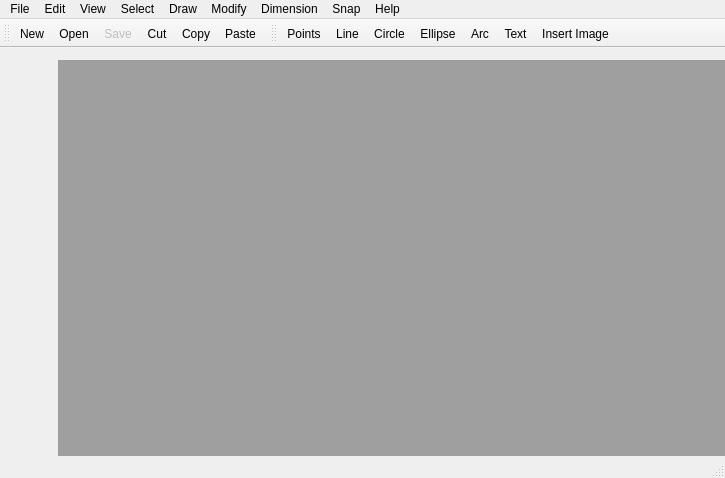
Old version of the form resources/ui/mainwindow.ui in the repository GreatDevelopers/eCAD.
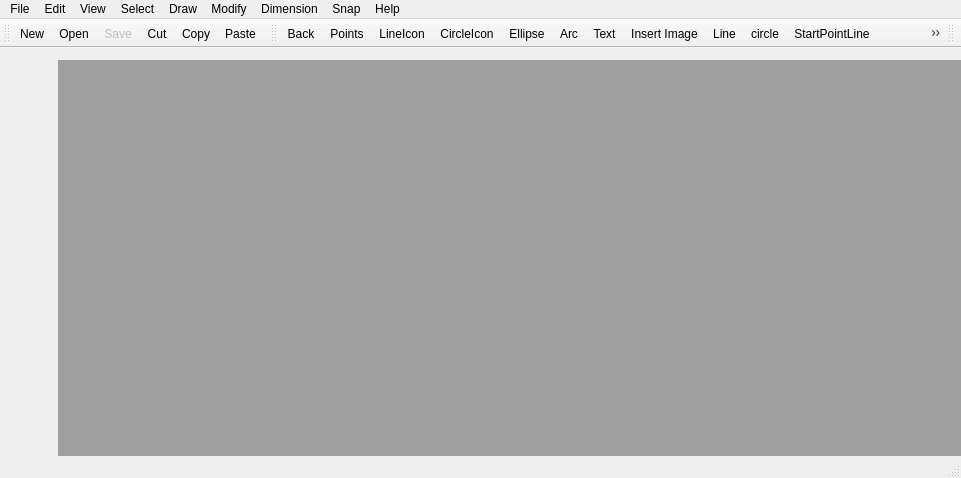
New version of the form. Icons and pictures are not drawn.

Diff of the .ui file:
```diff
--- a/resources/ui/mainwindow.ui
+++ b/resources/ui/mainwindow.ui
@@ -6,7 +6,7 @@
    <rect>
     <x>0</x>
     <y>0</y>
-    <width>725</width>
+    <width>961</width>
     <height>478</height>
    </rect>
   </property>
@@ -39,8 +39,8 @@
     <rect>
      <x>0</x>
      <y>0</y>
-     <width>725</width>
-     <height>19</height>
+     <width>961</width>
+     <height>25</height>
     </rect>
    </property>
    <widget class="QMenu" name="menuFile">
@@ -201,15 +201,34 @@
    <attribute name="toolBarBreak">
     <bool>false</bool>
    </attribute>
+   <addaction name="actionBack"/>
    <addaction name="actionPoints"/>
-   <addaction name="actionLine"/>
-   <addaction name="actionCircle"/>
+   <addaction name="actionLineIcon"/>
+   <addaction name="actionCircleIcon"/>
    <addaction name="actionEllipse"/>
    <addaction name="actionArc"/>
    <addaction name="actionText"/>
    <addaction name="actionInsertImage"/>
+   <addaction name="actionLine"/>
+   <addaction name="actionCircle"/>
+   <addaction name="actionStartPointLine"/>
+   <addaction name="actionMiddlePointLine"/>
+   <addaction name="actionEndPointLine"/>
+   <addaction name="actionCenterPointCircle"/>
+   <addaction name="actionTwoPointCircle"/>
   </widget>
   <widget class="QStatusBar" name="mainStatusBar"/>
+  <widget class="QToolBar" name="propertiesToolBar">
+   <property name="windowTitle">
+    <string>toolBar</string>
+   </property>
+   <attribute name="toolBarArea">
+    <enum>TopToolBarArea</enum>
+   </attribute>
+   <attribute name="toolBarBreak">
+    <bool>false</bool>
+   </attribute>
+  </widget>
   <action name="actionNew">
    <property name="enabled">
     <bool>true</bool>
@@ -531,7 +550,7 @@
     <string>P</string>
    </property>
   </action>
-  <action name="actionLine">
+  <action name="actionLineIcon">
    <property name="enabled">
     <bool>true</bool>
    </property>
@@ -540,7 +559,7 @@
      <normaloff>:/icons/images/line.svg</normaloff>:/icons/images/line.svg</iconset>
    </property>
    <property name="text">
-    <string>Line</string>
+    <string>LineIcon</string>
    </property>
    <property name="shortcut">
     <string>L</string>
@@ -561,7 +580,7 @@
     <string>A</string>
    </property>
   </action>
-  <action name="actionCircle">
+  <action name="actionCircleIcon">
    <property name="enabled">
     <bool>true</bool>
    </property>
@@ -570,7 +589,7 @@
      <normaloff>:/icons/images/circle.svg</normaloff>:/icons/images/circle.svg</iconset>
    </property>
    <property name="text">
-    <string>Circle</string>
+    <string>CircleIcon</string>
    </property>
    <property name="shortcut">
     <string>C</string>
@@ -1030,6 +1049,78 @@
     <string>Ctrl+5</string>
    </property>
   </action>
+  <action name="actionBack">
+   <property name="text">
+    <string>Back</string>
+   </property>
+   <property name="toolTip">
+    <string>Back </string>
+   </property>
+  </action>
+  <action name="actionStartPointLine">
+   <property name="text">
+    <string>StartPointLine</string>
+   </property>
+   <property name="toolTip">
+    <string>Start Point Line</string>
+   </property>
+  </action>
+  <action name="actionMiddlePointLine">
+   <property name="text">
+    <string>MiddlePointLine</string>
+   </property>
+   <property name="toolTip">
+    <string>Middle Point Line</string>
+   </property>
+  </action>
+  <action name="actionEndPointLine">
+   <property name="text">
+    <string>EndPointLine</string>
+   </property>
+   <property name="toolTip">
+    <string>End Point Line</string>
+   </property>
+  </action>
+  <action name="actionLine">
+   <property name="icon">
+    <iconset resource="../images.qrc">
+     <normaloff>:/icons/images/line.svg</normaloff>:/icons/images/line.svg</iconset>
+   </property>
+   <property name="text">
+    <string>Line</string>
+   </property>
+   <property name="toolTip">
+    <string>Two Point Line</string>
+   </property>
+  </action>
+  <action name="actionCenterPointCircle">
+   <property name="text">
+    <string>CenterPoint Circle</string>
+   </property>
+   <property name="toolTip">
+    <string>Center Point Circle</string>
+   </property>
+  </action>
+  <action name="actionCircle">
+   <property name="icon">
+    <iconset resource="../images.qrc">
+     <normaloff>:/icons/images/circle.svg</normaloff>:/icons/images/circle.svg</iconset>
+   </property>
+   <property name="text">
+    <string>circle</string>
+   </property>
+   <property name="toolTip">
+    <string>Circle</string>
+   </property>
+  </action>
+  <action name="actionTwoPointCircle">
+   <property name="text">
+    <string>TwoPointCircle</string>
+   </property>
+   <property name="toolTip">
+    <string>Circle passing through Two Points</string>
+   </property>
+  </action>
  </widget>
  <layoutdefault spacing="6" margin="11"/>
  <resources>
```
Left out of the diff: 4 changed lines with no effect on the pictures.
